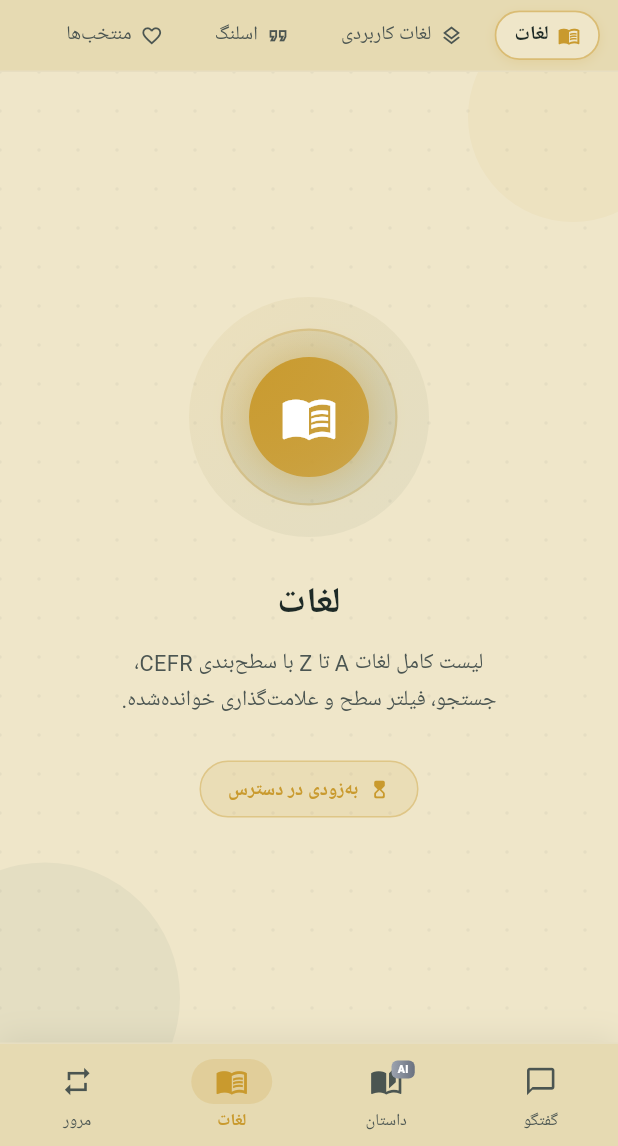
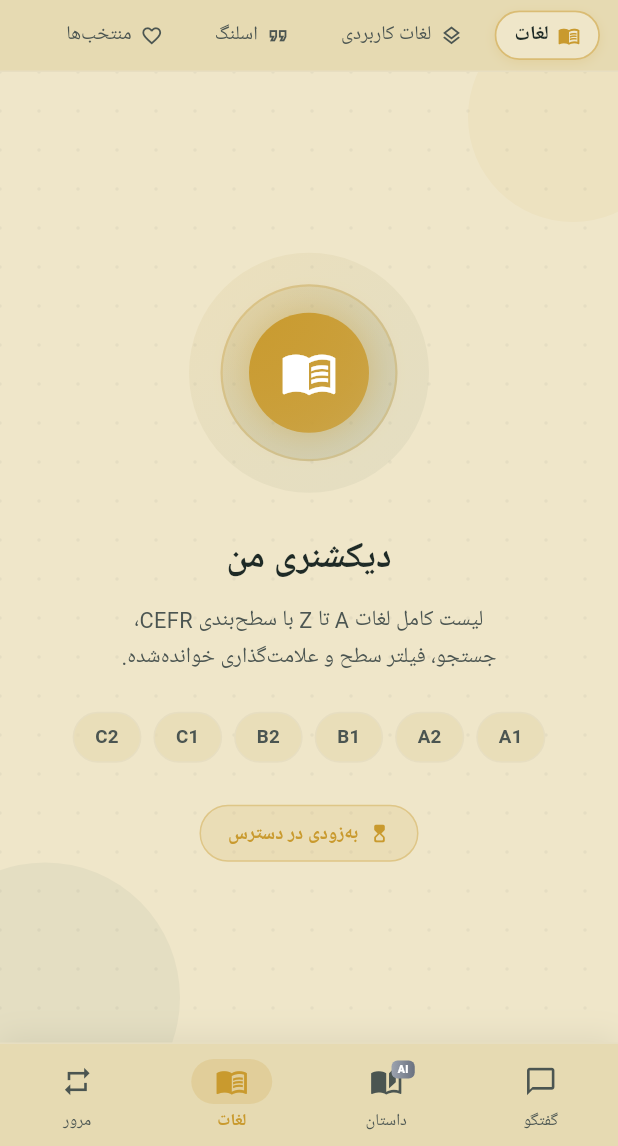
Before and after one commit to maryam1998/Zflut, a Flutter app: the screen it shows after launch, item 2 of the bottom bar chosen, on a phone screen of 412 x 824 dp, the part 90-1236 px from its top. Run offline on Flutter 3.47's test engine with Material 3 defaults, Android fonts, the phone set to English and light mode, and no system bars; our stand-ins replace flutter_riverpod, go_router, shared_preferences, supabase_flutter; accounts and stored records are empty; generated files the repository leaves out were written again; Roboto replaces fonts that are missing (Vazirmatn).

Commit message:
chore: apply patch zip

```diff
--- a/lib/features/tabs/conversations_tab.dart
+++ b/lib/features/tabs/conversations_tab.dart
@@ -6,8 +6,10 @@ class ConversationsTab extends StatelessWidget {
 
   @override
   Widget build(BuildContext context) => const PlaceholderTab(
-        icon: Icons.forum_outlined,
+        icon: Icons.chat_bubble_outline,
         title: 'مکالمه',
-        subtitle: 'مکالمات روزمره و موضوعی با ترجمه‌ی خط‌به‌خط،\nهمراه با پخش صدا و تمرین شنیداری.',
+        subtitle:
+            'مکالمات روزمره و موضوعی با ترجمه‌ی خط‌به‌خط،\nپخش صدا، سرعت دلخواه و تمرین شنیداری.',
+        previewChips: ['روزمره', 'فرودگاه', 'رستوران', 'خرید', 'اضطراری'],
       );
 }
--- a/lib/features/tabs/favorites_tab.dart
+++ b/lib/features/tabs/favorites_tab.dart
@@ -8,6 +8,8 @@ class FavoritesTab extends StatelessWidget {
   Widget build(BuildContext context) => const PlaceholderTab(
         icon: Icons.favorite_outline,
         title: 'منتخب‌ها',
-        subtitle: 'لغات و عبارت‌هایی که با ⭐ علامت زدی،\nهمه‌شون اینجا جمع می‌شن.',
+        subtitle:
+            'لغات و عبارت‌هایی که با ⭐ علامت زدی،\nهمه‌شون اینجا جمع می‌شن.',
+        previewChips: ['لغات', 'عبارات', 'داستان‌ها'],
       );
 }
--- a/lib/features/tabs/saved_tab.dart
+++ b/lib/features/tabs/saved_tab.dart
@@ -8,6 +8,8 @@ class SavedTab extends StatelessWidget {
   Widget build(BuildContext context) => const PlaceholderTab(
         icon: Icons.bookmark_outline,
         title: 'لغات ذخیره‌شده',
-        subtitle: 'هر لغتی که موقع خواندن ذخیره کردی،\nاینجا جمع می‌شه تا در داستان بعدی استفاده کنی.',
+        subtitle:
+            'هر لغتی که موقع خواندن داستان‌ها ذخیره می‌کنی،\nاینجا جمع می‌شه تا در داستان بعدی استفاده کنی.',
+        previewChips: ['ذخیره از داستان', 'افزودن به داستان بعدی'],
       );
 }
--- a/lib/features/tabs/slang_tab.dart
+++ b/lib/features/tabs/slang_tab.dart
@@ -7,7 +7,9 @@ class SlangTab extends StatelessWidget {
   @override
   Widget build(BuildContext context) => const PlaceholderTab(
         icon: Icons.format_quote_outlined,
-        title: 'اسلنگ',
-        subtitle: 'اصطلاحات عامیانه و اسلنگ‌های روزمره\nبا معنی، مثال و تلفظ.',
+        title: 'اصطلاحات عامیانه',
+        subtitle:
+            'اسلنگ‌ها و اصطلاحات روزمره‌ی زبان‌های مقصد،\nبا معنی، مثال و تلفظ صحیح.',
+        previewChips: ['انگلیسی', 'اسپانیایی', 'فرانسوی'],
       );
 }
--- a/lib/features/tabs/speaking_tab.dart
+++ b/lib/features/tabs/speaking_tab.dart
@@ -8,6 +8,9 @@ class SpeakingTab extends StatelessWidget {
   Widget build(BuildContext context) => const PlaceholderTab(
         icon: Icons.mic_none_outlined,
         title: 'تمرین مکالمه',
-        subtitle: 'با معلم هوشمند مکالمه کن، تلفظت رو بسنج،\nو بازخورد فوری بگیر.',
+        subtitle:
+            'با معلم هوشمند مکالمه کن، تلفظت رو بسنج،\nو بازخورد فوری بگیر.',
+        isAiPowered: true,
+        previewChips: ['چت آزاد', 'سناریو', 'تصحیح تلفظ'],
       );
 }
--- a/lib/features/tabs/vocab_in_use_tab.dart
+++ b/lib/features/tabs/vocab_in_use_tab.dart
@@ -8,6 +8,8 @@ class VocabInUseTab extends StatelessWidget {
   Widget build(BuildContext context) => const PlaceholderTab(
         icon: Icons.layers_outlined,
         title: 'لغات کاربردی',
-        subtitle: 'لغات در قالب جمله‌های واقعی با تمرین‌های\nچندگزینه‌ای و کاربرد در موقعیت‌های روزمره.',
+        subtitle:
+            'لغات در قالب جمله‌های واقعی با تمرین‌های\nچندگزینه‌ای و کاربرد در موقعیت‌های روزمره.',
+        previewChips: ['مبتدی', 'متوسط', 'پیشرفته'],
       );
 }
--- a/lib/features/tabs/words_tab.dart
+++ b/lib/features/tabs/words_tab.dart
@@ -7,7 +7,9 @@ class WordsTab extends StatelessWidget {
   @override
   Widget build(BuildContext context) => const PlaceholderTab(
         icon: Icons.menu_book_outlined,
-        title: 'لغات',
-        subtitle: 'لیست کامل لغات A تا Z با سطح‌بندی CEFR،\nجستجو، فیلتر سطح و علامت‌گذاری خوانده‌شده.',
+        title: 'دیکشنری من',
+        subtitle:
+            'لیست کامل لغات A تا Z با سطح‌بندی CEFR،\nجستجو، فیلتر سطح و علامت‌گذاری خوانده‌شده.',
+        previewChips: ['A1', 'A2', 'B1', 'B2', 'C1', 'C2'],
       );
 }
```
Also changed, not shown: lib/features/tabs/grammar_tab.dart (+5 -2 lines), lib/features/tabs/review_tab.dart (+5 -3 lines), lib/features/tabs/story_tab.dart (+5 -2 lines), 1 other file.
